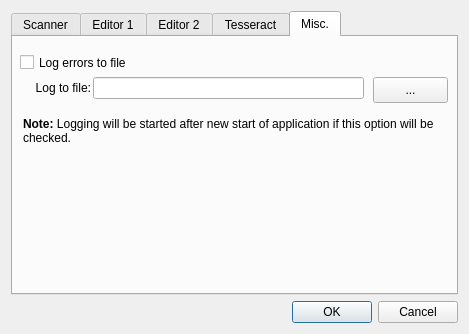
zdenop/lector, file ui/ui_settings.ui: the form before one commit.
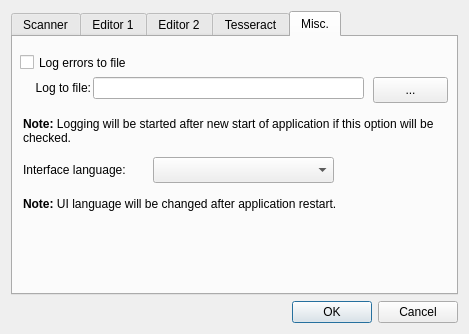
The form after the commit. The open tabs and pages were chosen to show the change.

Commit message: set ui language in settings

Patch:
```diff
--- a/ui/ui_settings.ui
+++ b/ui/ui_settings.ui
@@ -571,7 +571,7 @@
            <x>10</x>
            <y>80</y>
            <width>421</width>
-           <height>91</height>
+           <height>41</height>
           </rect>
          </property>
          <property name="text">
@@ -584,6 +584,57 @@
           <bool>true</bool>
          </property>
         </widget>
+        <widget class="QComboBox" name="cbLang">
+         <property name="geometry">
+          <rect>
+           <x>140</x>
+           <y>120</y>
+           <width>181</width>
+           <height>26</height>
+          </rect>
+         </property>
+        </widget>
+        <widget class="QLabel" name="label_5">
+         <property name="geometry">
+          <rect>
+           <x>10</x>
+           <y>120</y>
+           <width>131</width>
+           <height>26</height>
+          </rect>
+         </property>
+         <property name="text">
+          <string>Interface language:</string>
+         </property>
+         <property name="alignment">
+          <set>Qt::AlignLeading|Qt::AlignLeft|Qt::AlignVCenter</set>
+         </property>
+         <property name="margin">
+          <number>0</number>
+         </property>
+         <property name="indent">
+          <number>0</number>
+         </property>
+        </widget>
+        <widget class="QLabel" name="lblNote_3">
+         <property name="geometry">
+          <rect>
+           <x>10</x>
+           <y>160</y>
+           <width>421</width>
+           <height>31</height>
+          </rect>
+         </property>
+         <property name="text">
+          <string>&lt;html&gt;&lt;head/&gt;&lt;body&gt;&lt;p&gt;&lt;span style=&quot; font-weight:600; color:#000000;&quot;&gt;Note:&lt;/span&gt; UI language will be changed after application restart.&lt;/p&gt;&lt;/body&gt;&lt;/html&gt;</string>
+         </property>
+         <property name="alignment">
+          <set>Qt::AlignLeading|Qt::AlignLeft|Qt::AlignTop</set>
+         </property>
+         <property name="wordWrap">
+          <bool>true</bool>
+         </property>
+        </widget>
        </widget>
       </widget>
      </item>
```
Left out of the diff: 2 changed lines with no effect on the pictures. The commit also changes 5 other files.
